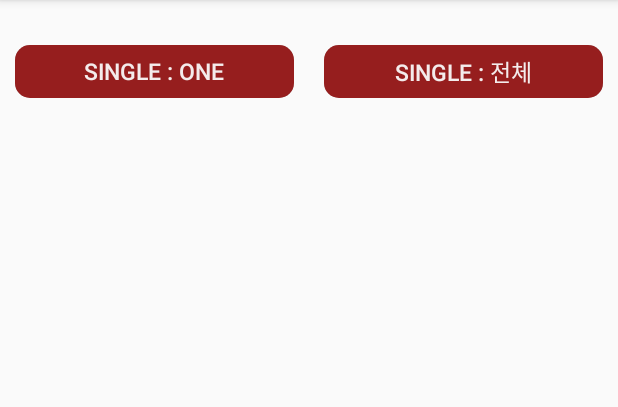
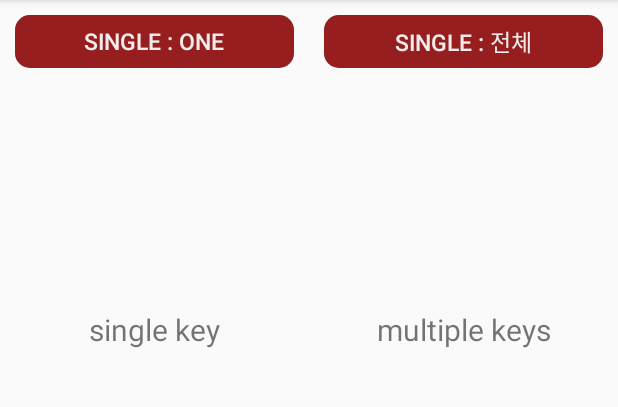
Before and after one commit to namsangil/CustomSelectView_Android-Single-Multiple-, an Android app: the screen it shows after launch (MainActivity), on a phone screen of 412 x 824 dp, the part 84-491 px from its top. Run offline under Robolectric (Android 15) with nearby library versions, the phone set to English and light mode, and no system bars.

Commit message:
second commit

```diff
--- a/app/src/main/java/n/customselectview/MainActivity.java
+++ b/app/src/main/java/n/customselectview/MainActivity.java
@@ -3,8 +3,10 @@ package n.customselectview;
 import android.graphics.Color;
 import android.os.Bundle;
 import android.support.v7.app.AppCompatActivity;
+import android.widget.TextView;
 
 import java.util.ArrayList;
+import java.util.Arrays;
 import java.util.HashMap;
 
 import n.customselectview.customSelectView.CustomSelectView;
@@ -13,6 +15,8 @@ public class MainActivity extends AppCompatActivity {
 
     private CustomSelectView singleSelectView;
     private CustomSelectView multiSelectView;
+    private TextView singleResult;
+    private TextView multiResult;
 
     @Override
     protected void onCreate(Bundle savedInstanceState) {
@@ -21,6 +25,8 @@ public class MainActivity extends AppCompatActivity {
 
         singleSelectView = (CustomSelectView)findViewById(R.id.single_select_view);
         multiSelectView =  (CustomSelectView)findViewById(R.id.multi_select_view);
+        singleResult = (TextView)findViewById(R.id.single_result);
+        multiResult =  (TextView) findViewById(R.id.multi_result);
 
         String[][] str = {{"1", "One"}, {"2", "Two"}, {"3", "Three"}, {"4", "Four"}};
         ArrayList<HashMap<String,String>> map = new ArrayList<>();
@@ -36,5 +42,42 @@ public class MainActivity extends AppCompatActivity {
         singleSelectView.setSingleData("single", map, "1", Color.rgb(150,30,30), Color.argb(240,250,250,250), CustomSelectView.SelectMode.SINGLE);
         multiSelectView.setMultiData("single", map, selectKeys, Color.rgb(150,30,30), Color.argb(240,250,250,250), CustomSelectView.SelectMode.MULTIPLE);
 
+        singleSelectView.setCustomSingleSelectViewListener(new CustomSelectView.CustomSingleSelectViewListener() {
+            @Override
+            public void selectedItem(String key) {
+                singleResult.setText(key);
+            }
+
+            @Override
+            public void onOpenView() {
+
+            }
+
+            @Override
+            public void onCloseView() {
+
+            }
+        });
+        multiSelectView.setCustomMultiSelectViewListener(new CustomSelectView.CustomMultiSelectViewListener() {
+            @Override
+            public void selectedItems(String[] keys) {
+                multiResult.setText(Arrays.toString(keys));
+            }
+
+            @Override
+            public void noneSelectedItem() {
+
+            }
+
+            @Override
+            public void onOpenView() {
+
+            }
+
+            @Override
+            public void onCloseView() {
+
+            }
+        });
     }
 }
--- a/app/src/main/res/layout/activity_main.xml
+++ b/app/src/main/res/layout/activity_main.xml
@@ -6,29 +6,62 @@
     android:layout_height="match_parent"
     tools:context="n.customselectview.MainActivity">
 
+    <FrameLayout
+        android:layout_width="match_parent"
+        android:layout_height="match_parent">
+
+
         <LinearLayout
             android:layout_width="match_parent"
+            android:layout_height="40dp"
+            android:layout_marginTop="200dp"
+
+            >
+
+            <TextView
+                android:id="@+id/single_result"
+                android:layout_width="0dp"
                 android:layout_height="match_parent"
-        android:layout_marginTop="30dp">
+                android:layout_weight="1"
+                android:gravity="center"
+                android:text="single key"
+                android:textSize="20sp" />
+
+            <TextView
+                android:id="@+id/multi_result"
+                android:layout_width="0dp"
+                android:layout_height="match_parent"
+                android:layout_weight="1"
+                android:gravity="center"
+                android:text="multiple keys"
+                android:textSize="20sp" />
+
+        </LinearLayout>
+
+        <LinearLayout
+            android:layout_width="match_parent"
+            android:layout_height="wrap_content"
+            android:layout_marginTop="10dp">
 
             <n.customselectview.customSelectView.CustomSelectView
                 android:id="@+id/single_select_view"
                 android:layout_width="0dp"
-            android:layout_weight="1"
                 android:layout_height="35dp"
                 android:layout_marginEnd="10dp"
-            android:layout_marginStart="10dp">
+                android:layout_marginStart="10dp"
+                android:layout_weight="1">
 
             </n.customselectview.customSelectView.CustomSelectView>
+
             <n.customselectview.customSelectView.CustomSelectView
                 android:id="@+id/multi_select_view"
-            android:layout_weight="1"
                 android:layout_width="0dp"
                 android:layout_height="35dp"
                 android:layout_marginEnd="10dp"
-            android:layout_marginStart="10dp">
+                android:layout_marginStart="10dp"
+                android:layout_weight="1">
 
             </n.customselectview.customSelectView.CustomSelectView>
-
         </LinearLayout>
+    </FrameLayout>
 </android.support.constraint.ConstraintLayout>
```
Lines whose indentation alone changed are shown as unchanged.
